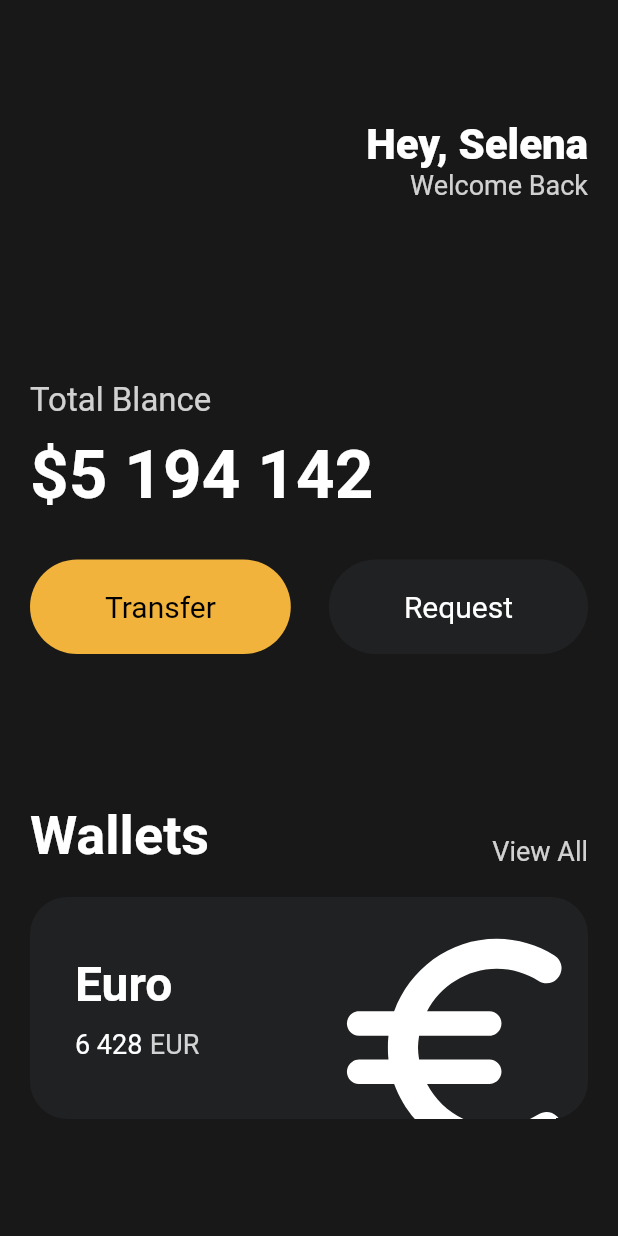
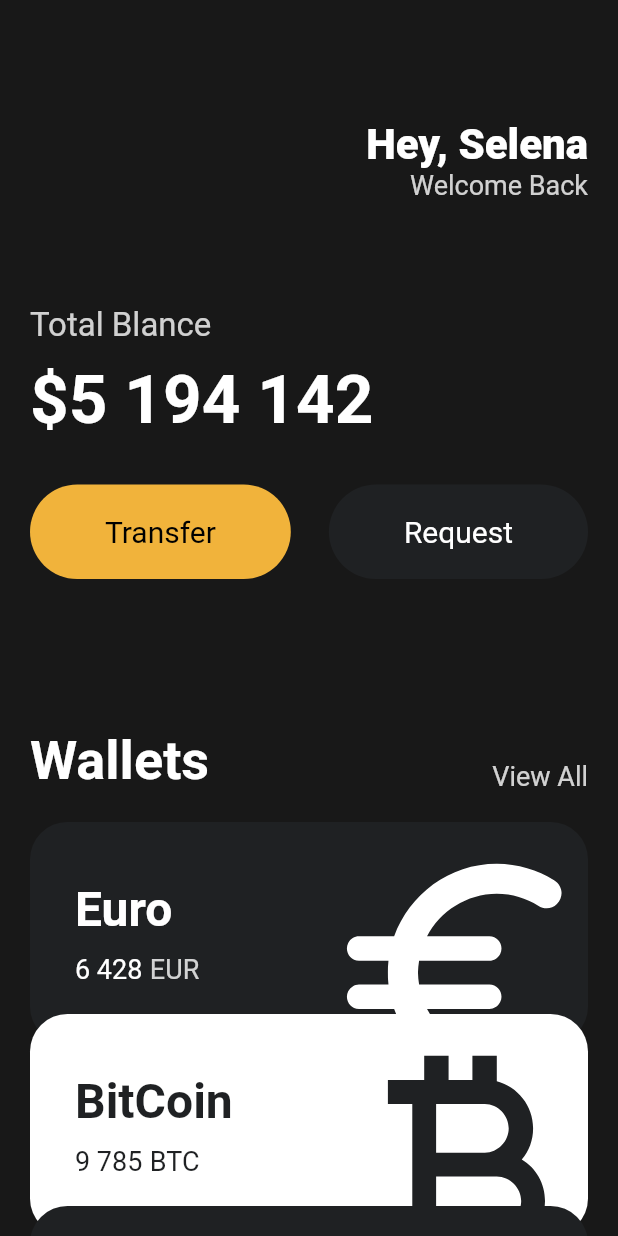
Before and after one commit to gretea5/learn-flutter, a Flutter app: the screen it shows after launch, on a phone screen of 412 x 824 dp. Run offline on Flutter 3.47's test engine with Material 2 defaults, Android fonts, the phone set to English and light mode, and no system bars.

Commit message:
#3.8 Reusable Cards

```diff
--- a/toonflix/lib/main.dart
+++ b/toonflix/lib/main.dart
@@ -1,5 +1,6 @@
 import 'package:flutter/material.dart';
 import 'package:toonflix/widgets/button.dart';
+import 'package:toonflix/widgets/currency_card.dart';
 
 void main() {
   runApp(const App());
@@ -13,7 +14,8 @@ class App extends StatelessWidget {
     return MaterialApp(
       home: Scaffold(
         backgroundColor: const Color(0xFF181818),
-        body: Padding(
+        body: SingleChildScrollView(
+          child: Padding(
             padding: const EdgeInsets.symmetric(
               horizontal: 20,
             ),
@@ -49,7 +51,7 @@ class App extends StatelessWidget {
                   ],
                 ),
                 const SizedBox(
-                height: 120,
+                  height: 70,
                 ),
                 const Text(
                   'Total Blance',
@@ -114,72 +116,43 @@ class App extends StatelessWidget {
                 const SizedBox(
                   height: 20,
                 ),
-              Container(
-                clipBehavior: Clip.hardEdge,
-                decoration: BoxDecoration(
-                  color: const Color(0xFF1F2123),
-                  borderRadius: BorderRadius.circular(25),
+                const CurrencyCard(
+                  name: 'Euro',
+                  code: 'EUR',
+                  amount: '6 428',
+                  icon: Icons.euro_rounded,
+                  isInverted: false,
                 ),
-                child: Padding(
-                  padding: const EdgeInsets.all(30),
-                  child: Row(
-                    mainAxisAlignment: MainAxisAlignment.spaceBetween,
-                    children: [
-                      Column(
-                        crossAxisAlignment: CrossAxisAlignment.start,
-                        children: [
-                          const Text(
-                            'Euro',
-                            style: TextStyle(
-                              color: Colors.white,
-                              fontSize: 32,
-                              fontWeight: FontWeight.w600,
+                Transform.translate(
+                  offset: const Offset(
+                    0,
+                    -20,
+                  ),
+                  child: const CurrencyCard(
+                    name: 'BitCoin',
+                    code: 'BTC',
+                    amount: '9 785',
+                    icon: Icons.currency_bitcoin,
+                    isInverted: true,
                   ),
                 ),
-                          const SizedBox(
-                            height: 10,
+                Transform.translate(
+                  offset: const Offset(
+                    0,
+                    -40,
                   ),
-                          Row(
-                            children: [
-                              const Text(
-                                '6 428',
-                                style: TextStyle(
-                                  color: Colors.white,
-                                  fontSize: 18,
-                                ),
-                              ),
-                              const SizedBox(
-                                width: 5,
-                              ),
-                              Text(
-                                'EUR',
-                                style: TextStyle(
-                                  color: Colors.white.withOpacity(0.8),
-                                  fontSize: 18,
-                                ),
-                              ),
-                            ],
-                          )
-                        ],
-                      ),
-                      Transform.scale(
-                        scale: 2.2,
-                        child: Transform.translate(
-                          offset: const Offset(-5, 12),
-                          child: const Icon(
-                            Icons.euro_rounded,
-                            color: Colors.white,
-                            size: 88,
-                          ),
+                  child: const CurrencyCard(
+                    name: 'Dollar',
+                    code: 'USD',
+                    amount: '428',
+                    icon: Icons.attach_money_outlined,
+                    isInverted: false,
                   ),
                 ),
               ],
             ),
           ),
         ),
-            ],
-          ),
-        ),
       ),
     );
   }
--- /dev/null
+++ b/toonflix/lib/widgets/currency_card.dart
@@ -0,0 +1,87 @@
+import 'package:flutter/material.dart';
+
+class CurrencyCard extends StatelessWidget {
+  final String name, code, amount;
+  final IconData icon;
+  final bool isInverted;
+  final _blackColor = const Color(0xFF1F2123);
+  const CurrencyCard({
+    super.key,
+    required this.name,
+    required this.code,
+    required this.amount,
+    required this.icon,
+    required this.isInverted,
+  });
+  @override
+  Widget build(BuildContext context) {
+    return Container(
+      clipBehavior: Clip.hardEdge,
+      decoration: BoxDecoration(
+        color: isInverted ? Colors.white : _blackColor,
+        borderRadius: BorderRadius.circular(25),
+      ),
+      child: Padding(
+        padding: const EdgeInsets.all(30),
+        child: Row(
+          mainAxisAlignment: MainAxisAlignment.spaceBetween,
+          children: [
+            Column(
+              crossAxisAlignment: CrossAxisAlignment.start,
+              children: [
+                Text(
+                  name,
+                  style: TextStyle(
+                    color: isInverted ? _blackColor : Colors.white,
+                    fontSize: 32,
+                    fontWeight: FontWeight.w600,
+                  ),
+                ),
+                const SizedBox(
+                  height: 10,
+                ),
+                Row(
+                  children: [
+                    Text(
+                      amount,
+                      style: TextStyle(
+                        color: isInverted ? _blackColor : Colors.white,
+                        fontSize: 18,
+                      ),
+                    ),
+                    const SizedBox(
+                      width: 5,
+                    ),
+                    Text(
+                      code,
+                      style: TextStyle(
+                        color: isInverted
+                            ? _blackColor
+                            : Colors.white.withOpacity(0.8),
+                        fontSize: 18,
+                      ),
+                    ),
+                  ],
+                )
+              ],
+            ),
+            Transform.scale(
+              scale: 2.2,
+              child: Transform.translate(
+                offset: const Offset(
+                  -5,
+                  12,
+                ),
+                child: Icon(
+                  icon,
+                  color: isInverted ? _blackColor : Colors.white,
+                  size: 88,
+                ),
+              ),
+            ),
+          ],
+        ),
+      ),
+    );
+  }
+}
```
Lines whose indentation alone changed are shown as unchanged.
